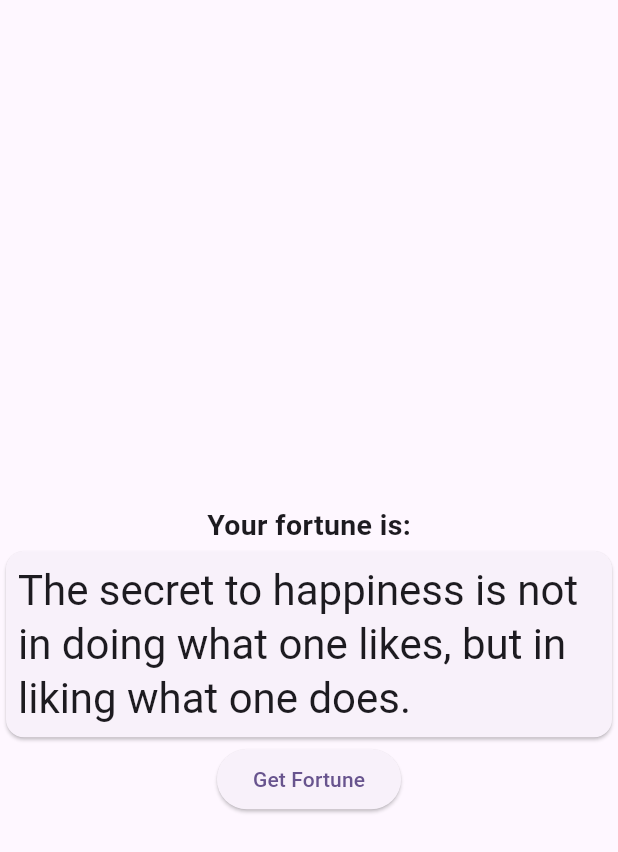
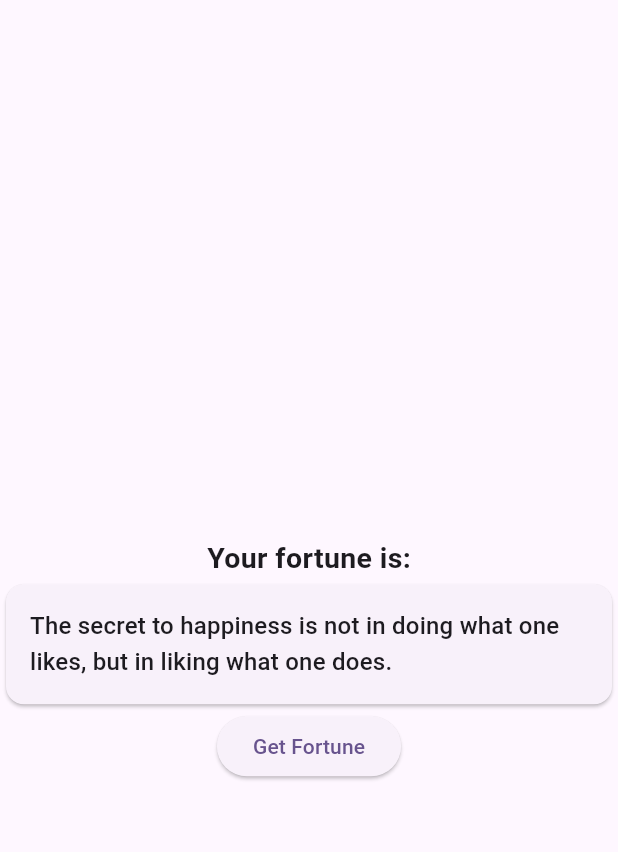
Before and after one commit to leobewater/flutter_fortune_cookies, a Flutter app: the screen it shows after launch, after a tap on "Get Fortune", on a phone screen of 412 x 824 dp. Shown: the top 852 px of the screen. Run offline on Flutter 3.47's test engine with Material 3 defaults, Android fonts, the phone set to English and light mode, and no system bars.

Commit message:
change font size

```diff
--- a/lib/main.dart
+++ b/lib/main.dart
@@ -94,10 +94,10 @@ class _MyHomePageState extends State<MyHomePage> {
             ),
             Card(
               child: Padding(
-                padding: const EdgeInsets.all(8.0),
+                padding: const EdgeInsets.all(16.0),
                 child: Text(
                   '${_currentFortune}',
-                  style: Theme.of(context).textTheme.headlineMedium,
+                  style: Theme.of(context).textTheme.titleMedium,
                 ),
               ),
             ),
```
